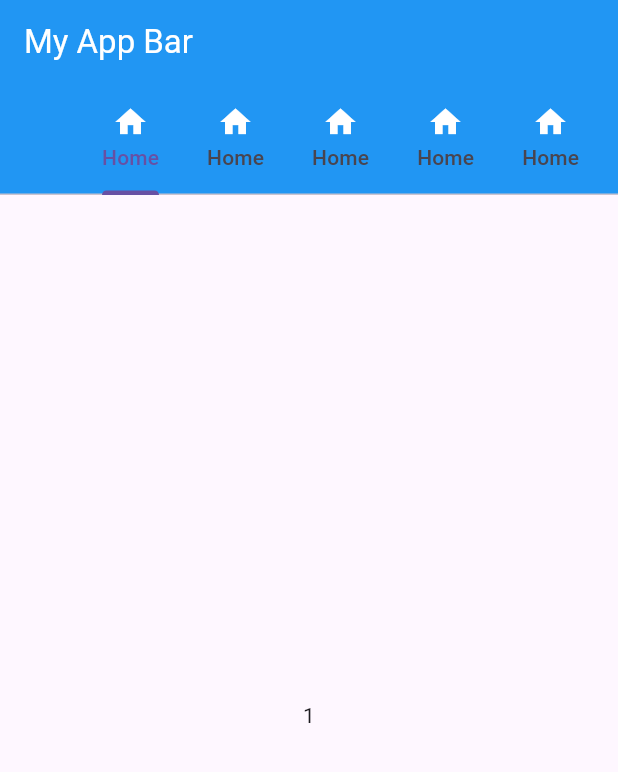
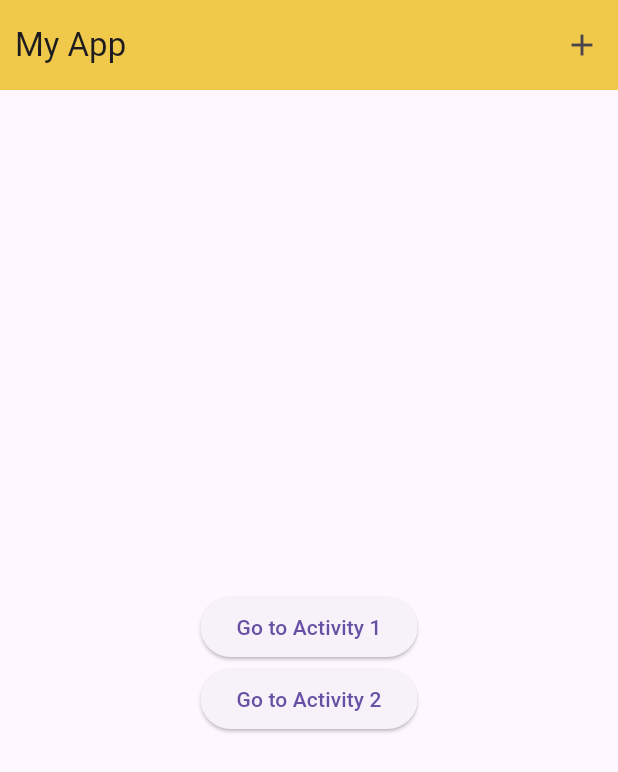
Before and after one commit to WebAdib/learning_dart, a Flutter app: the screen it shows after launch, on a phone screen of 412 x 824 dp. Shown: the top 772 px of the screen. Run offline on Flutter 3.47's test engine with Material 3 defaults, Android fonts, the phone set to English and light mode, and no system bars.

Commit message:
navigation and data passing

```diff
--- a/module0/lib/main.dart
+++ b/module0/lib/main.dart
@@ -30,7 +30,7 @@
         return Expanded(
           child: AlertDialog(
             title: Text("Alert"),
-            content: Text("Do you wabt to delete ?"),
+            content: Text("Do you want to delete ?"),
             actions: [
               TextButton(onPressed: () {}, child: Text("Yes")),
               TextButton(
@@ -68,36 +68,47 @@
     final ButtonStyle buttonStyle = ElevatedButton.styleFrom(
       backgroundColor: Colors.blue,
     );
-    return DefaultTabController(
-      length: 6,
-      child: Scaffold(
-        appBar: AppBar(
-          backgroundColor: Colors.blue,
-          title: Text(
-            "My App Bar",
-            style: TextStyle(color: Colors.white),
-          ),
-          bottom: TabBar(
-            isScrollable: true,
-            tabs: [
-              Tab(icon: Icon(Icons.home, color: Colors.white), text: 'Home'),
-              Tab(icon: Icon(Icons.home, color: Colors.white), text: 'Home'),
-              Tab(icon: Icon(Icons.home, color: Colors.white), text: 'Home'),
-              Tab(icon: Icon(Icons.home, color: Colors.white), text: 'Home'),
-              Tab(icon: Icon(Icons.home, color: Colors.white), text: 'Home'),
-              Tab(icon: Icon(Icons.home, color: Colors.white), text: 'Home'),
-            ],
-          ),
-        ),
-        body: Center(
-          child: TabBarView(children: [
-            Center(child: Text("1")),
-            Center(child: Text("2")),
-            Center(child: Text("3")),
-            Center(child: Text("4")),
-            Center(child: Text("5")),
-            Center(child: Text("6")),
-          ]),
+
+    return Scaffold(
+      appBar: AppBar(
+        backgroundColor: Colors.amberAccent,
+        title: Text("My App"),
+        titleSpacing: 10,
+        toolbarHeight: 60,
+        elevation: 5,
+        actions: [
+          IconButton(
+              onPressed: () {
+                MySnackBar("Product Added", context);
+              },
+              icon: Icon(Icons.add)),
+        ],
+      ),
+      body: Center(
+        child: Column(
+          mainAxisAlignment: MainAxisAlignment.center,
+          children: [
+            ElevatedButton(
+              onPressed: () {
+                Navigator.push(
+                  context,
+                  MaterialPageRoute(
+                      builder: (context) =>
+                          Activity1("Activity 1 msg received")),
+                );
+              },
+              child: Text("Go to Activity 1"),
+            ),
+            ElevatedButton(
+              onPressed: () {
+                Navigator.push(
+                  context,
+                  MaterialPageRoute(builder: (context) => Activity2()),
+                );
+              },
+              child: Text("Go to Activity 2"),
+            ),
+          ],
         ),
       ),
     );
@@ -312,3 +323,26 @@
     // );
   }
 }
+
+class Activity1 extends StatelessWidget {
+  String msg;
+  Activity1(this.msg, {super.key});
+
+  @override
+  Widget build(BuildContext context) {
+    return Scaffold(
+      appBar: AppBar(title: Text("Activity 1")),
+      body: Center(child: Text(msg)),
+    );
+  }
+}
+
+class Activity2 extends StatelessWidget {
+  @override
+  Widget build(BuildContext context) {
+    return Scaffold(
+      appBar: AppBar(title: Text("Activity 2")),
+      body: Center(child: Text("Welcome to Activity 2")),
+    );
+  }
+}
```
